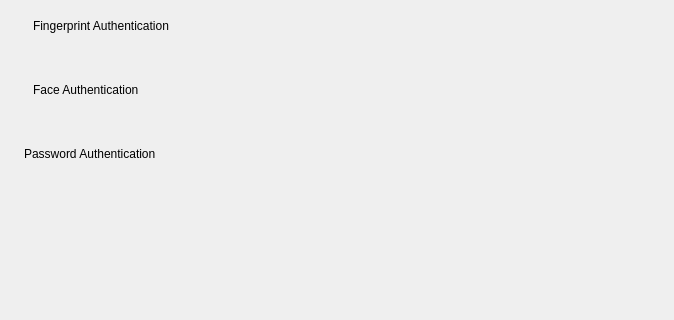
Before: the Qt Designer form plugins/account/src/pages/auth-manager-page/auth-manager-page.ui in openeuler-mirror/kiran-control-panel, drawn with Qt 5; both pictures show x 0 to 674 and y 0 to 320 of the 674 by 643 pixel window.
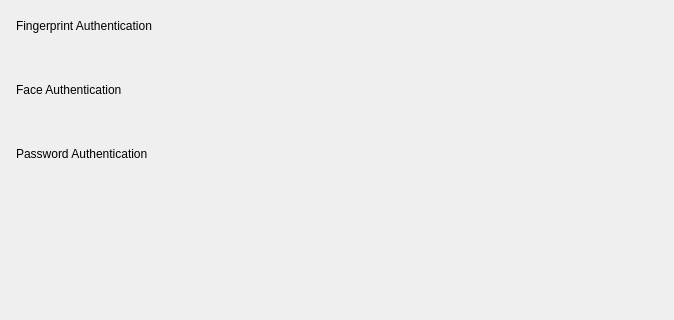
After: the same form once the commit is applied.

```diff
--- a/plugins/account/src/pages/auth-manager-page/auth-manager-page.ui
+++ b/plugins/account/src/pages/auth-manager-page/auth-manager-page.ui
@@ -18,13 +18,13 @@
     <number>0</number>
    </property>
    <property name="leftMargin">
-    <number>24</number>
+    <number>16</number>
    </property>
    <property name="topMargin">
     <number>0</number>
    </property>
    <property name="rightMargin">
-    <number>24</number>
+    <number>16</number>
    </property>
    <property name="bottomMargin">
     <number>0</number>
@@ -35,6 +35,9 @@
       <property name="spacing">
        <number>0</number>
       </property>
+      <property name="leftMargin">
+       <number>0</number>
+      </property>
       <property name="topMargin">
        <number>16</number>
       </property>
@@ -79,6 +82,9 @@
       <property name="spacing">
        <number>0</number>
       </property>
+      <property name="leftMargin">
+       <number>0</number>
+      </property>
       <property name="topMargin">
        <number>16</number>
       </property>
```
